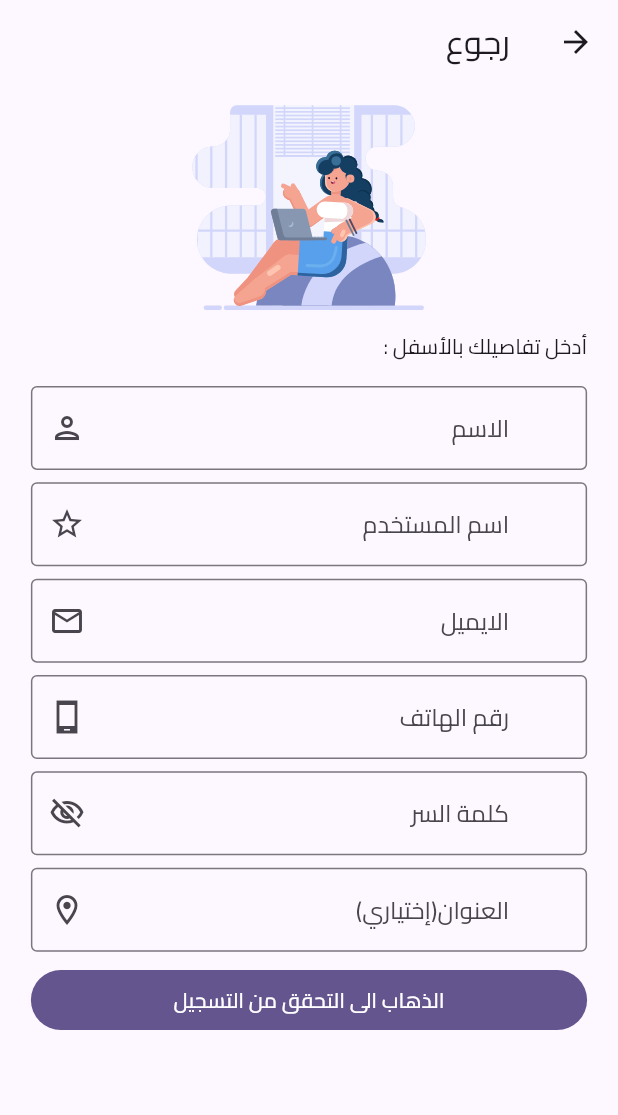
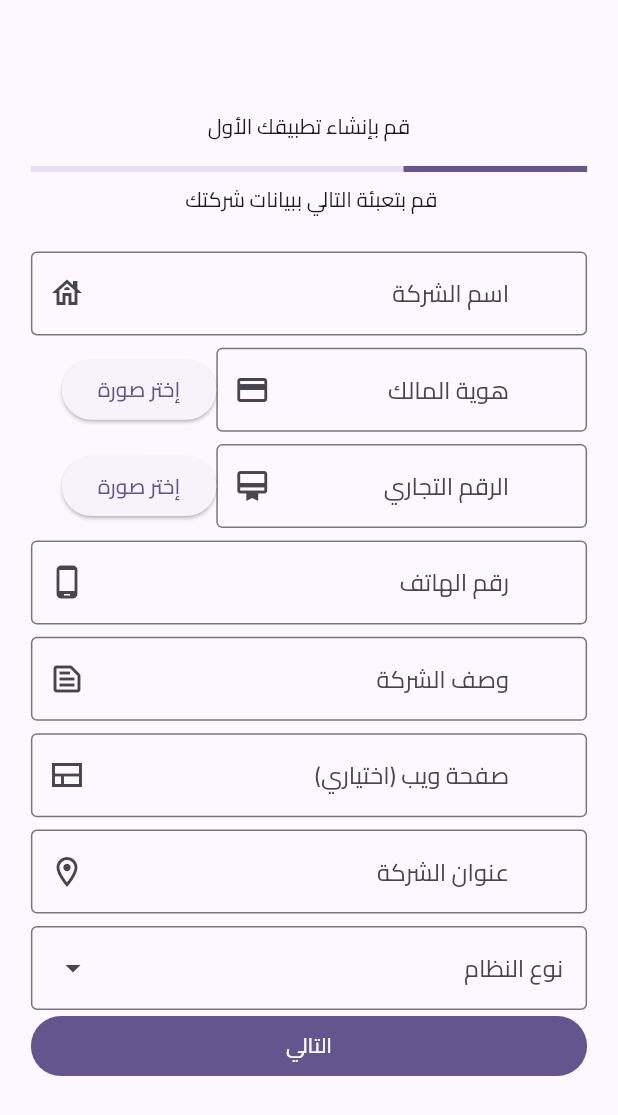
Before and after one commit to almaayn20/system_creator, a Flutter app: the screen it shows after launch, on a phone screen of 412 x 824 dp. Shown: the top 1115 px of the screen. Run offline on Flutter 3.47's test engine with Material 2 defaults, Android fonts, the phone set to English and light mode, and no system bars; our stand-ins replace carousel_slider, flutter_colorpicker, flutter_svg, get, get_storage, image_picker and 1 more.

Commit message:
create company first,second,and third screens

```diff
--- a/lib/main.dart
+++ b/lib/main.dart
@@ -6,6 +6,9 @@ import 'package:system_creator/view/screens/login.dart';
 import 'package:system_creator/view/screens/signup.dart';
 import 'package:system_creator/view/screens/new_password.dart';
 import 'package:system_creator/view/screens/verification.dart';
+import 'package:system_creator/view/screens/create_company_first_screen.dart';
+import 'package:system_creator/view/screens/create_company_second_screen.dart';
+import 'package:system_creator/view/screens/create_company_Third_screen.dart';
 
 import 'services/theme_Services.dart';
 
@@ -23,7 +26,7 @@ class MyApp extends StatelessWidget {
       theme: lightTheme,
       darkTheme: darkTheme,
       themeMode: ThemeServices().theme,
-      home: Signup(),
+      home: CreateCompanyFirstScreen(),
     );
   }
 }
--- /dev/null
+++ b/lib/view/screens/create_company_first_screen.dart
@@ -0,0 +1,172 @@
+import 'package:flutter/material.dart';
+import 'package:flutter/rendering.dart';
+import 'package:system_creator/services/size_config.dart';
+import 'package:system_creator/view/widget/text_form_field.dart';
+import 'package:system_creator/view/widget/filled_button.dart';
+import 'package:system_creator/view/widget/form.dart';
+import 'package:system_creator/view/widget/Button.dart';
+import 'package:system_creator/view/widget/drop_down_box.dart';
+import 'package:get/get.dart';
+import 'package:tuple/tuple.dart';
+
+class CreateCompanyFirstScreen extends StatelessWidget {
+  CreateCompanyFirstScreen({Key? key}) : super(key: key);
+
+  TextEditingController companyNameController = TextEditingController();
+  TextEditingController ownerCardController = TextEditingController();
+  TextEditingController commericalNumberController = TextEditingController();
+  TextEditingController phoneController = TextEditingController();
+  TextEditingController descriptionController = TextEditingController();
+  TextEditingController webController = TextEditingController();
+  TextEditingController addressController = TextEditingController();
+
+  List<Tuple2<dynamic, String>> bankEntries = const [
+    Tuple2(1, 'نوع1'),
+    Tuple2(2, 'نوع2'),
+    Tuple2(3, 'نوع3'),
+  ];
+  final _formKey = GlobalKey<FormState>();
+
+  String? validate(value) {
+    if (value == null || value.isEmpty) {
+      return 'Please enter some text';
+    }
+    return null;
+  }
+
+  @override
+  Widget build(BuildContext context) {
+    SizeConfig().init(context);
+    return Directionality(
+      textDirection: TextDirection.rtl,
+      child: Scaffold(
+        body: SingleChildScrollView(
+          child: Container(
+            padding: EdgeInsets.symmetric(
+              horizontal: SizeConfig.screenWidth * 0.05,
+            ),
+            child: Column(
+              mainAxisAlignment: MainAxisAlignment.center,
+              crossAxisAlignment: CrossAxisAlignment.center,
+              children: [
+                SizedBox(height: SizeConfig.screenHeight * 0.09),
+                Text('قم بإنشاء تطبيقك الأول'),
+                SizedBox(height: SizeConfig.screenHeight * 0.02),
+                LinearProgressIndicator(
+                  value: 0.33,
+                ),
+                SizedBox(height: SizeConfig.screenHeight * 0.01),
+                Text('قم بتعبئة التالي ببيانات شركتك '),
+                SizedBox(height: SizeConfig.screenHeight * 0.03),
+                formCustom(
+                  formKey: _formKey,
+                  widgets: [
+                    textFormFieldCustom(
+                      validate: validate,
+                      controller: companyNameController,
+                      label: 'اسم الشركة',
+                      hint: 'ادخل اسم الشركة',
+                      suffix: Icons.house_outlined,
+                      kbtype: TextInputType.text,
+                      obscure: false,
+                    ),
+                    SizedBox(height: SizeConfig.screenHeight * 0.01),
+                    SizedBox(
+                      width: SizeConfig.screenWidth * 0.9,
+                      child: Row(
+                        children: [
+                          Container(
+                            width: SizeConfig.screenWidth * 0.6,
+                            child: textFormFieldCustom(
+                              validate: validate,
+                              controller: ownerCardController,
+                              label: 'هوية المالك',
+                              hint: 'اضف هوية المالك',
+                              suffix: Icons.credit_card,
+                              kbtype: TextInputType.number,
+                              obscure: false,
+                            ),
+                          ),
+                          elevatedButtonCustom(func: () {}, text: 'إختر صورة'),
+                        ],
+                      ),
+                    ),
+                    SizedBox(height: SizeConfig.screenHeight * 0.01),
+                    SizedBox(
+                      width: SizeConfig.screenWidth * 0.9,
+                      child: Row(
+                        children: [
+                          Container(
+                            width: SizeConfig.screenWidth * 0.6,
+                            child: textFormFieldCustom(
+                              validate: validate,
+                              controller: commericalNumberController,
+                              label: 'الرقم التجاري',
+                              hint: 'أضف الرقم التجاري',
+                              suffix: Icons.card_membership_outlined,
+                              kbtype: TextInputType.number,
+                              obscure: false,
+                            ),
+                          ),
+                          elevatedButtonCustom(func: () {}, text: 'إختر صورة'),
+                        ],
+                      ),
+                    ),
+                    SizedBox(height: SizeConfig.screenHeight * 0.01),
+                    textFormFieldCustom(
+                      validate: validate,
+                      controller: phoneController,
+                      label: 'رقم الهاتف',
+                      hint: 'ادخل رقم الهاتف',
+                      suffix: Icons.phone_android_outlined,
+                      kbtype: TextInputType.number,
+                      obscure: false,
+                    ),
+                    SizedBox(height: SizeConfig.screenHeight * 0.01),
+                    textFormFieldCustom(
+                      validate: validate,
+                      controller: descriptionController,
+                      label: 'وصف الشركة',
+                      hint: 'ادخل وصف للشركة',
+                      suffix: Icons.text_snippet_outlined,
+                      kbtype: TextInputType.text,
+                      obscure: false,
+                    ),
+                    SizedBox(height: SizeConfig.screenHeight * 0.01),
+                    textFormFieldCustom(
+                      validate: validate,
+                      controller: webController,
+                      label: 'صفحة ويب (اختياري)',
+                      hint: 'ادخل صفحة ويب (اختياري)',
+                      suffix: Icons.view_comfortable_outlined,
+                      kbtype: TextInputType.text,
+                      obscure: false,
+                    ),
+                    SizedBox(height: SizeConfig.screenHeight * 0.01),
+                    textFormFieldCustom(
+                      validate: validate,
+                      controller: addressController,
+                      label: 'عنوان الشركة',
+                      hint: 'ادخل عنوان الشركة',
+                      suffix: Icons.location_on_outlined,
+                      kbtype: TextInputType.text,
+                      obscure: false,
+                    ),
+                    SizedBox(height: SizeConfig.screenHeight * 0.01),
+                    DropDownMenuCustom(bankEntries, 'نوع النظام'),
+                    SizedBox(
+                      width:
+                          double.infinity, // Expand to fill the available width
+                      child:
+                          filledButtonCustom(onPressed: () {}, text: 'التالي'),
+                    ),
+                  ],
+                ),
+              ],
+            ),
+          ),
+        ),
+      ),
+    );
+  }
+}
--- a/lib/view/widget/drop_down_box.dart
+++ b/lib/view/widget/drop_down_box.dart
@@ -1,4 +1,5 @@
 import 'package:flutter/material.dart';
+import 'package:system_creator/services/size_config.dart';
 import 'package:tuple/tuple.dart';
 
 class DropDownMenuCustom extends StatelessWidget {
@@ -23,6 +24,7 @@ class DropDownMenuCustom extends StatelessWidget {
       //     trailingIcon: Icon(icon),
       controller: colorController,
       label: Text(label),
+      width: SizeConfig.screenWidth*0.9,
       dropdownMenuEntries: assign(),
       onSelected: (val) {},
     );
--- a/pubspec.yaml
+++ b/pubspec.yaml
@@ -18,6 +18,7 @@ dependencies:
   tuple:
   carousel_slider: ^4.2.1
   flutter_svg: ^2.0.7
+  image_picker: ^1.0.4
 
 dev_dependencies:
   flutter_test:
```
Also changed, not shown: lib/view/screens/create_company_second_screen.dart (added, +132 -0 lines), lib/view/screens/create_company_third_screen.dart (added, +97 -0 lines), lib/view/widget/full_screen_dialog.dart (+5 -2 lines), pubspec.lock, 5 other files.
